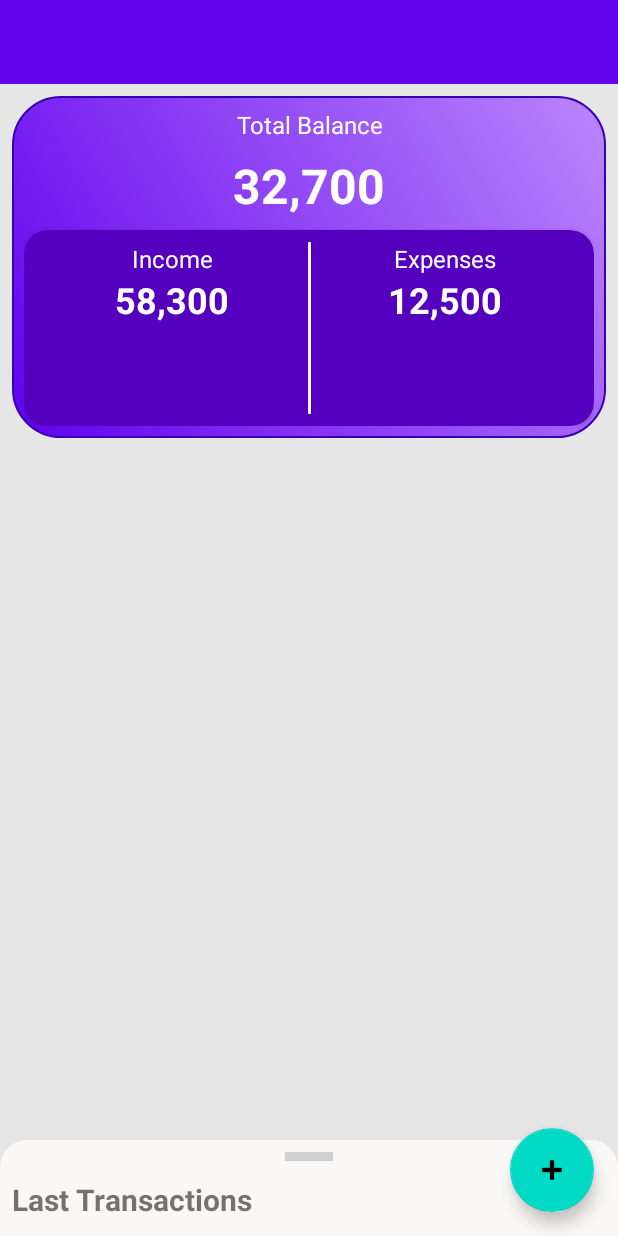
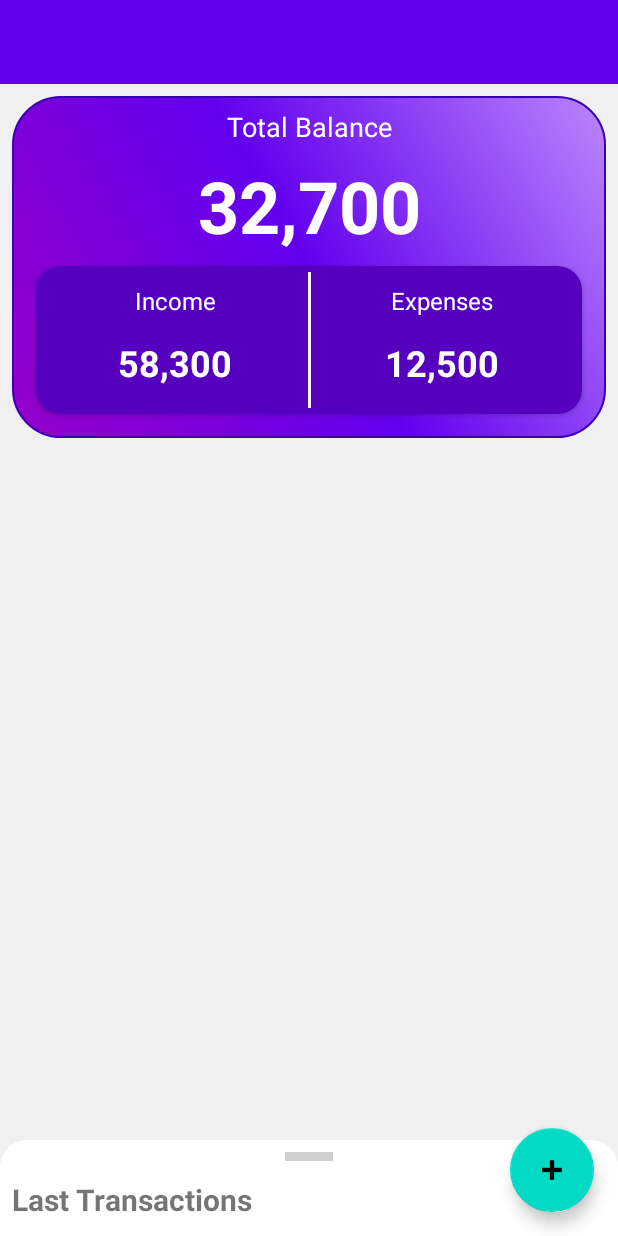
Before and after one commit to mahdi-hosseinnion/Jibam, an Android app: the layout fragment_transaction.xml on its own in the app's theme, with its tools: preview values and no code run, on a phone screen of 412 x 824 dp. Run offline under Robolectric (Android 15) with nearby library versions, the phone set to English and light mode, and no system bars.

Commit message:
fix bottomSheet peekHeight issue

```diff
--- a/app/src/main/java/com/example/jibi/ui/main/transaction/TransactionFragment.kt
+++ b/app/src/main/java/com/example/jibi/ui/main/transaction/TransactionFragment.kt
@@ -1,7 +1,9 @@
 package com.example.jibi.ui.main.transaction
 
 import android.os.Bundle
+import android.util.Log
 import android.view.View
+import android.view.ViewTreeObserver
 import android.widget.Toast
 import androidx.lifecycle.Observer
 import androidx.lifecycle.ViewModelProvider
@@ -36,6 +38,9 @@ constructor(
     R.layout.fragment_transaction,
     viewModelFactory
 ), TransactionListAdapter.Interaction {
+
+    private val TAG = "TransactionFragment"
+
     private lateinit var recyclerAdapter: TransactionListAdapter
     private val bottomSheetBehavior by lazy {
         BottomSheetBehavior.from(main_standardBottomSheet)
@@ -74,6 +79,20 @@ constructor(
 
     override fun onViewCreated(view: View, savedInstanceState: Bundle?) {
         super.onViewCreated(view, savedInstanceState)
+
+        //set bottom sheet peek height
+        fragment_transacion_root.viewTreeObserver.addOnGlobalLayoutListener(object :
+            ViewTreeObserver.OnGlobalLayoutListener {
+            override fun onGlobalLayout() {
+                fragment_transacion_root.viewTreeObserver.removeOnGlobalLayoutListener(this)
+                val rootHeight = fragment_transacion_root.height
+                val layoutHeight = transaction_fragment_view.height
+                Log.d(TAG, "onViewCreated: rootHeight: $rootHeight & layoutHeight: $layoutHeight")
+                bottomSheetBehavior.peekHeight = (rootHeight - layoutHeight)
+            }
+
+        })
+
 
         bottomSheetBehavior.addBottomSheetCallback(bottomSheetCallback)
         lastTransaction.setOnClickListener {
@@ -171,6 +190,7 @@ constructor(
             }
         }
     }
+
     private fun separate3By3(money1: Int): String {
         var money = money1
         if (money < 0) {
@@ -183,6 +203,7 @@ constructor(
         formatter.applyPattern("#,###,###,###")
         return formatter.format(money)
     }
+
     private fun initRecyclerView() {
 
         transaction_recyclerView.apply {
@@ -200,7 +221,13 @@ constructor(
                             }
                         }
                     }
-                    return Category(-1, -1, "UNKWON CATEGORY id: $id and size: ${viewModel.viewState.value?.categoryList?.size}", "NULL", -1)
+                    return Category(
+                        -1,
+                        -1,
+                        "UNKWON CATEGORY id: $id and size: ${viewModel.viewState.value?.categoryList?.size}",
+                        "NULL",
+                        -1
+                    )
                 }
             }
 //            addOnScrollListener(object: RecyclerView.OnScrollListener(){
--- a/app/src/main/res/drawable/bottom_sheet_bg.xml
+++ b/app/src/main/res/drawable/bottom_sheet_bg.xml
@@ -1,7 +1,7 @@
 <?xml version="1.0" encoding="utf-8"?>
 <shape xmlns:android="http://schemas.android.com/apk/res/android"
     android:shape="rectangle">
-    <solid android:color="@color/backGround_gray"/>
+    <solid android:color="@color/white"/>
     <corners android:topLeftRadius="18dp"
         android:topRightRadius="18dp"/>
 
--- a/app/src/main/res/drawable/main_card_bg.xml
+++ b/app/src/main/res/drawable/main_card_bg.xml
@@ -3,7 +3,8 @@
     android:shape="rectangle">
     <gradient
         android:endColor="@color/purple_200"
-        android:startColor="@color/purple_500"
+        android:startColor="#9600C8"
+        android:centerColor="@color/purple_500"
         android:angle="45"/>
     <corners
         android:radius="32dp"/>
--- a/app/src/main/res/layout/fragment_transaction.xml
+++ b/app/src/main/res/layout/fragment_transaction.xml
@@ -5,10 +5,13 @@
     xmlns:tools="http://schemas.android.com/tools"
     android:layout_width="match_parent"
     android:layout_height="match_parent"
-    android:background="#E6E6E6"
+    android:background="#F0F0F0"
+    android:id="@+id/fragment_transacion_root"
     tools:context=".ui.main.transaction.TransactionFragment">
+<!--    android:background="#E6E6E6"-->
 
     <androidx.constraintlayout.widget.ConstraintLayout
+        android:id="@+id/transaction_fragment_view"
         android:layout_width="match_parent"
         android:layout_height="300dp">
 
@@ -41,7 +44,7 @@
                 android:gravity="center"
                 android:text="@string/total_balance"
                 android:textColor="@color/white"
-                android:textSize="16sp"
+                android:textSize="18sp"
                 app:layout_constraintEnd_toEndOf="parent"
                 app:layout_constraintStart_toStartOf="parent"
                 app:layout_constraintTop_toTopOf="parent" />
@@ -55,7 +58,7 @@
                 android:foregroundGravity="center"
                 android:gravity="center"
                 android:textColor="@color/white"
-                android:textSize="32sp"
+                android:textSize="48sp"
                 android:textStyle="bold"
                 app:layout_constraintEnd_toEndOf="parent"
                 app:layout_constraintStart_toStartOf="parent"
@@ -65,7 +68,7 @@
             <androidx.cardview.widget.CardView
                 android:layout_width="match_parent"
                 android:layout_height="0dp"
-                android:layout_marginTop="8dp"
+                android:layout_margin="8dp"
                 app:layout_constraintBottom_toBottomOf="parent"
                 app:layout_constraintEnd_toEndOf="parent"
                 app:layout_constraintStart_toStartOf="parent"
@@ -76,7 +79,7 @@
                 <androidx.constraintlayout.widget.ConstraintLayout
                     android:layout_width="match_parent"
                     android:layout_height="match_parent"
-                    android:layout_margin="8dp">
+                    android:layout_margin="4dp">
 
 
                     <TextView
@@ -87,7 +90,7 @@
                         android:gravity="center"
                         android:text="@string/income"
                         android:textColor="@color/white"
-
+android:layout_marginTop="8dp"
                         android:textSize="16sp"
                         app:layout_constraintEnd_toStartOf="@+id/txt_expenses_viewHolder"
                         app:layout_constraintStart_toStartOf="parent"
@@ -98,7 +101,7 @@
                         android:layout_width="0dp"
                         android:layout_height="0dp"
                         android:foregroundGravity="top|center"
-                        android:gravity="top|center"
+                        android:gravity="center"
                         android:textColor="@color/white"
                         android:textSize="24sp"
                         android:textStyle="bold"
@@ -128,7 +131,7 @@
                         android:gravity="center"
                         android:text="@string/expenses"
                         android:textColor="@color/white"
-
+                        android:layout_marginTop="8dp"
                         android:textSize="16sp"
                         app:layout_constraintEnd_toEndOf="parent"
                         app:layout_constraintStart_toEndOf="@+id/txt_income_viewHolder"
@@ -140,7 +143,7 @@
                         android:layout_height="0dp"
                         android:layout_weight="10"
                         android:foregroundGravity="top|center"
-                        android:gravity="top|center"
+                        android:gravity="center"
                         android:textColor="@color/white"
                         android:textSize="24sp"
                         android:textStyle="bold"
```
